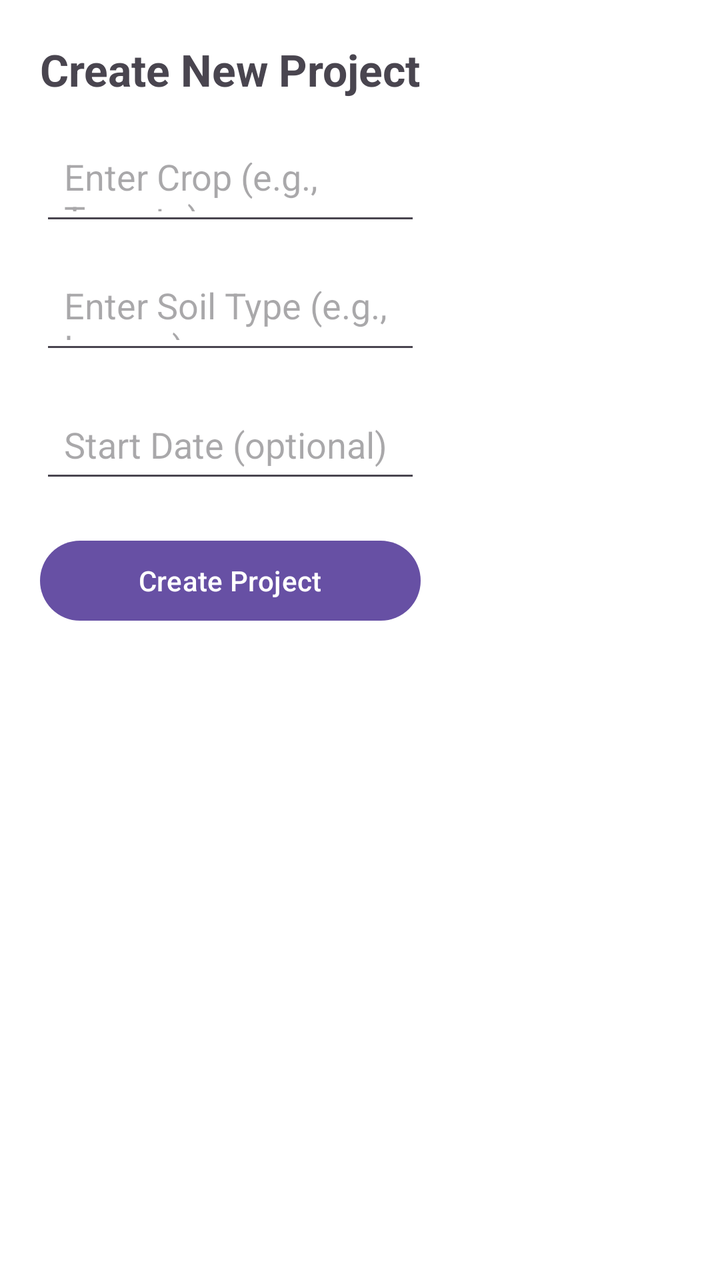
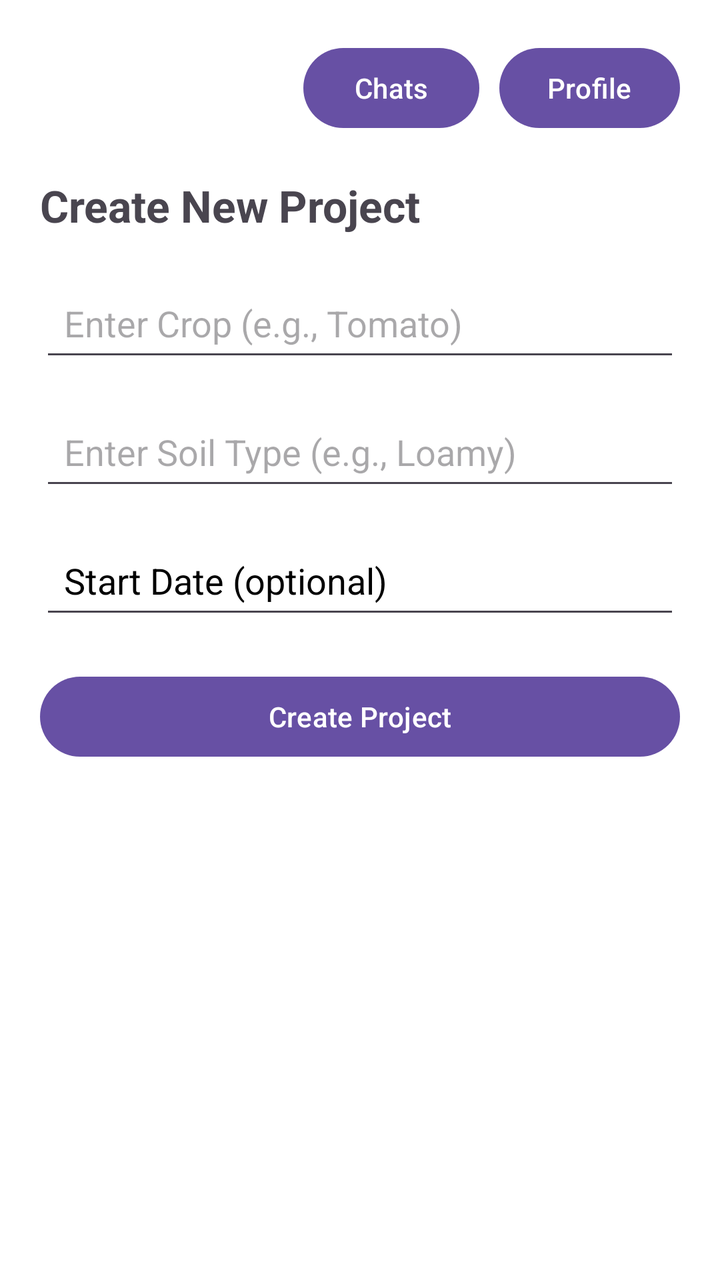

Screens rendered from an Android XML layout before and after an edit, with the pre-edit source and the edit as a unified diff.
<!-- AndroidManifest.xml: application theme Theme.WhetherTracker -->
<!-- res/layout/farmer_menu.xml -->
<?xml version="1.0" encoding="utf-8"?>
<ScrollView xmlns:android="http://schemas.android.com/apk/res/android"
    android:layout_width="match_parent"
    android:layout_height="match_parent"
    android:background="#FFFFFF">

    <LinearLayout
        android:layout_width="wrap_content"
        android:layout_height="match_parent"
        android:orientation="vertical"
        android:padding="20dp">

        
        <TextView
            android:layout_width="wrap_content"
            android:layout_height="wrap_content"
            android:layout_marginBottom="20dp"
            android:text="Create New Project"
            android:textSize="22sp"
            android:textStyle="bold" />

        
        <EditText
            android:id="@+id/etCrop"
            android:layout_width="match_parent"
            android:layout_height="wrap_content"
            android:layout_marginBottom="16dp"
            android:hint="Enter Crop (e.g., Tomato)"
            android:padding="12dp"
            android:textColor="@color/black" />

        
        <EditText
            android:id="@+id/etSoil"
            android:layout_width="match_parent"
            android:layout_height="wrap_content"
            android:layout_marginBottom="16dp"
            android:hint="Enter Soil Type (e.g., Loamy)"
            android:padding="12dp" />

        
        <EditText
            android:id="@+id/etDate"
            android:layout_width="match_parent"
            android:layout_height="wrap_content"
            android:layout_marginBottom="20dp"
            android:hint="Start Date (optional)"
            android:padding="12dp"
            android:textColor="@color/black" />

        
        <Button
            android:id="@+id/btnCreate"
            android:layout_width="match_parent"
            android:layout_height="wrap_content"
            android:text="Create Project"
            android:textAllCaps="false" />

    </LinearLayout>

</ScrollView>
<!-- resources referenced by this layout -->
<resources>
  <color name="black">#FF000000</color>
  <style name="Theme.WhetherTracker" parent="Base.Theme.WhetherTracker">
          <item name="android:windowTranslucentStatus">true
          </item>
      </style>
  <style name="Base.Theme.WhetherTracker" parent="Theme.Material3.DayNight.NoActionBar">
          
          
      </style>
</resources>

<!-- the commit's change to res/layout/farmer_menu.xml (unified diff, before → after) -->
@@ -5,10 +5,34 @@
     android:background="#FFFFFF">
 
     <LinearLayout
-        android:layout_width="wrap_content"
-        android:layout_height="match_parent"
+        android:layout_width="match_parent"
+        android:layout_height="wrap_content"
         android:orientation="vertical"
         android:padding="20dp">
+
+        
+        <LinearLayout
+            android:layout_width="match_parent"
+            android:layout_height="wrap_content"
+            android:orientation="horizontal"
+            android:gravity="end"
+            android:layout_marginBottom="20dp">
+
+            <Button
+                android:id="@+id/btnChats"
+                android:layout_width="wrap_content"
+                android:layout_height="wrap_content"
+                android:text="Chats"
+                android:textAllCaps="false"
+                android:layout_marginEnd="10dp"/>
+
+            <Button
+                android:id="@+id/btnProfile"
+                android:layout_width="wrap_content"
+                android:layout_height="wrap_content"
+                android:text="Profile"
+                android:textAllCaps="false"/>
+        </LinearLayout>
 
         
         <TextView
@@ -26,8 +50,7 @@
             android:layout_height="wrap_content"
             android:layout_marginBottom="16dp"
             android:hint="Enter Crop (e.g., Tomato)"
-            android:padding="12dp"
-            android:textColor="@color/black" />
+            android:padding="12dp" />
 
         
         <EditText
@@ -46,7 +69,8 @@
             android:layout_marginBottom="20dp"
             android:hint="Start Date (optional)"
             android:padding="12dp"
-            android:textColor="@color/black" />
+            android:textColor="@color/black"
+            android:textColorHint="@color/black" />
 
         
         <Button
